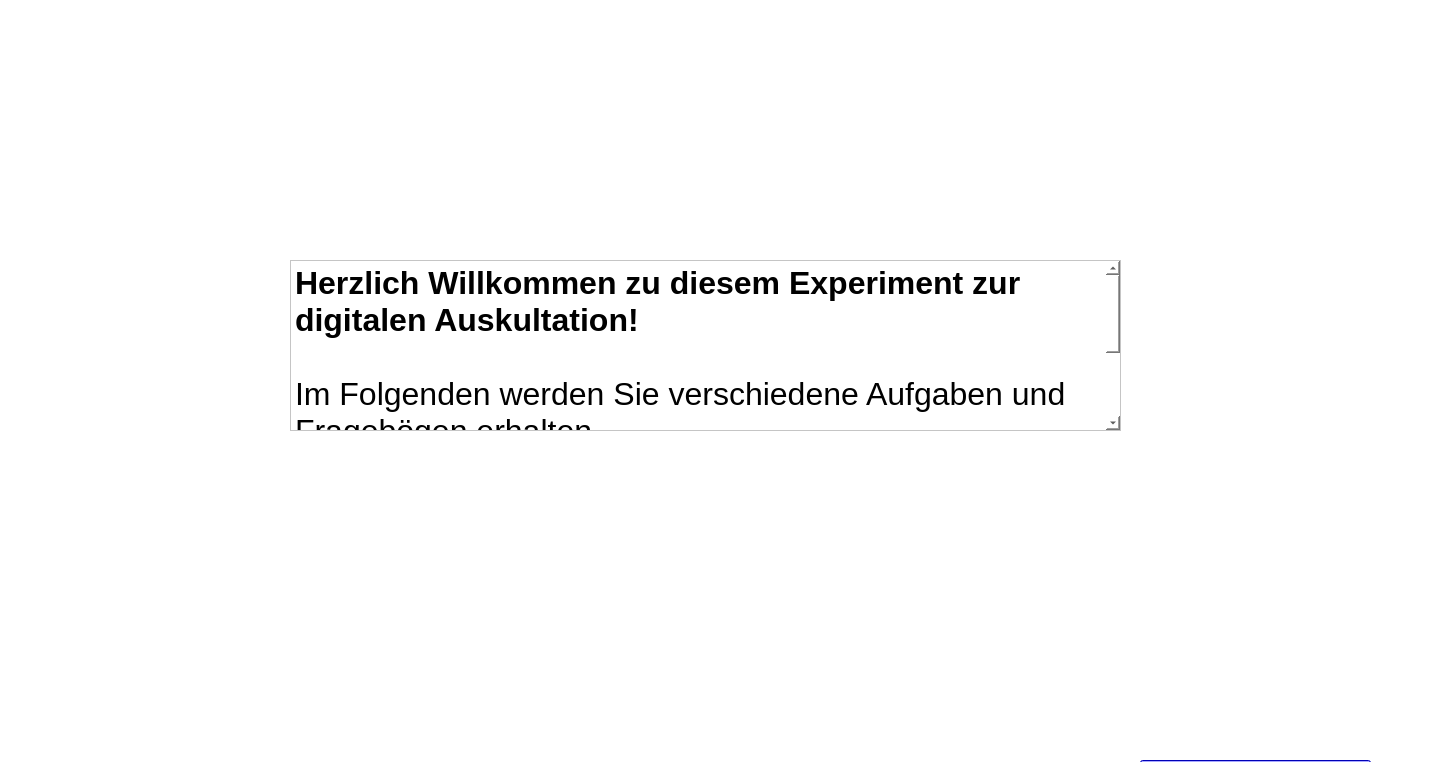
Old version of the form forms/welcome.ui in the repository IKI-Lab/auscultation_AI_noise_exp.
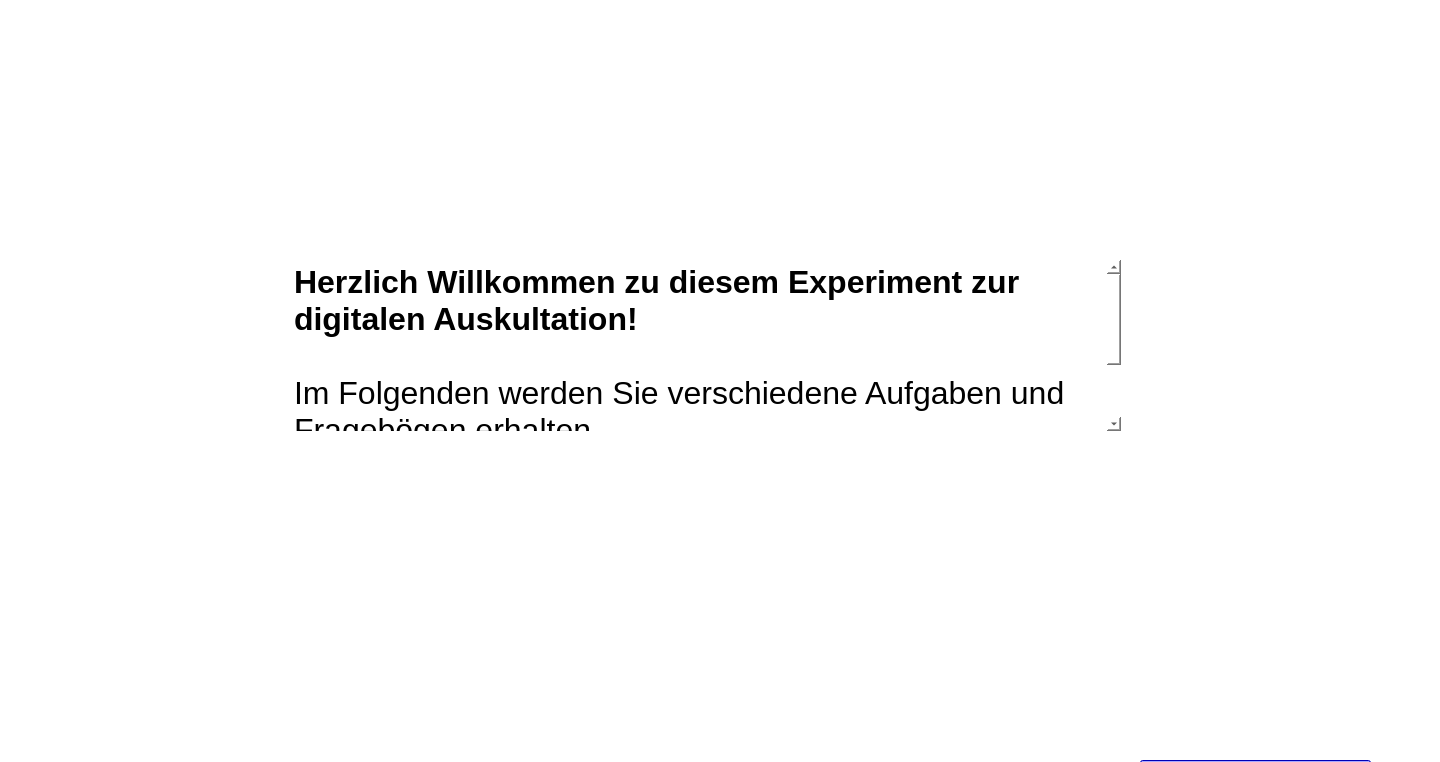
New version of the form.

Diff of the .ui file:
```diff
--- a/forms/welcome.ui
+++ b/forms/welcome.ui
@@ -68,6 +68,9 @@
       <height>171</height>
      </rect>
     </property>
+    <property name="frameShape">
+     <enum>QFrame::NoFrame</enum>
+    </property>
     <property name="html">
      <string>&lt;!DOCTYPE HTML PUBLIC &quot;-//W3C//DTD HTML 4.0//EN&quot; &quot;http://www.w3.org/TR/REC-html40/strict.dtd&quot;&gt;
 &lt;html&gt;&lt;head&gt;&lt;meta name=&quot;qrichtext&quot; content=&quot;1&quot; /&gt;&lt;style type=&quot;text/css&quot;&gt;
```
